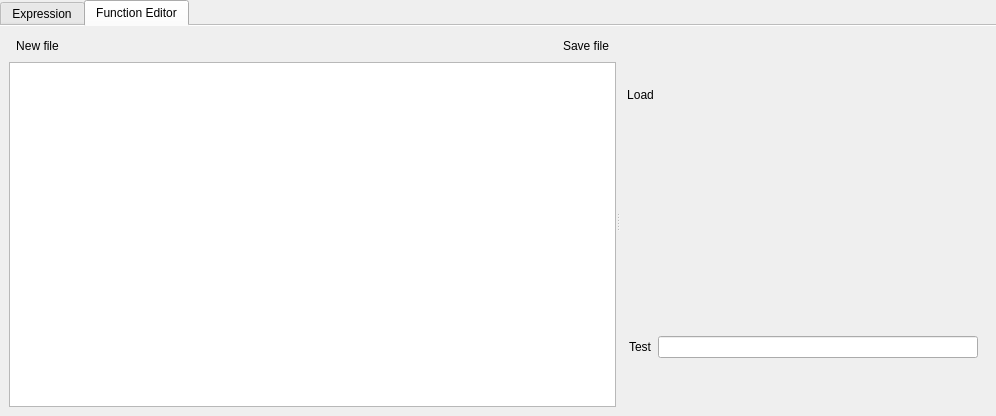
The window that src/ui/qgsexpressionbuilder.ui (qgis/QGIS) describes before a commit, drawn with Qt 5.
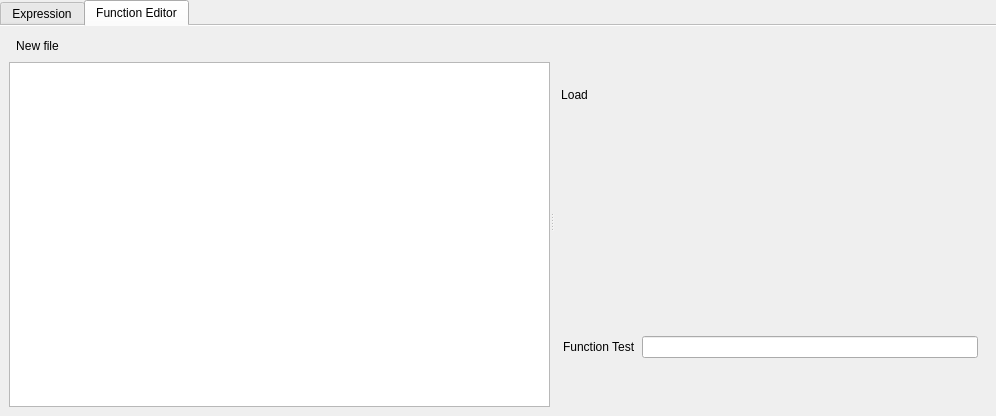
The same window after the commit. Icons and pictures are not drawn. Custom widgets are drawn as their Qt base class.

Commit message: Remove save and just leave auto save

```diff
--- a/src/ui/qgsexpressionbuilder.ui
+++ b/src/ui/qgsexpressionbuilder.ui
@@ -462,6 +462,12 @@
       <layout class="QHBoxLayout" name="horizontalLayout_3">
        <item>
         <widget class="QSplitter" name="splitter_2">
+         <property name="sizePolicy">
+          <sizepolicy hsizetype="Expanding" vsizetype="Preferred">
+           <horstretch>0</horstretch>
+           <verstretch>0</verstretch>
+          </sizepolicy>
+         </property>
          <property name="orientation">
           <enum>Qt::Horizontal</enum>
          </property>
@@ -513,26 +519,6 @@
                </property>
               </spacer>
              </item>
-             <item>
-              <widget class="QToolButton" name="btnSaveFile">
-               <property name="toolTip">
-                <string>Save the current script into the users function file folder.</string>
-               </property>
-               <property name="text">
-                <string>Save file</string>
-               </property>
-               <property name="icon">
-                <iconset resource="../../images/images.qrc">
-                 <normaloff>:/images/themes/default/console/iconSaveConsole.png</normaloff>:/images/themes/default/console/iconSaveConsole.png</iconset>
-               </property>
-               <property name="toolButtonStyle">
-                <enum>Qt::ToolButtonIconOnly</enum>
-               </property>
-               <property name="autoRaise">
-                <bool>true</bool>
-               </property>
-              </widget>
-             </item>
             </layout>
            </item>
            <item>
@@ -621,7 +607,7 @@
                  </sizepolicy>
                 </property>
                 <property name="text">
-                 <string>Test</string>
+                 <string>Function Test</string>
                 </property>
                </widget>
               </item>
```
The commit also changes 2 other files.
